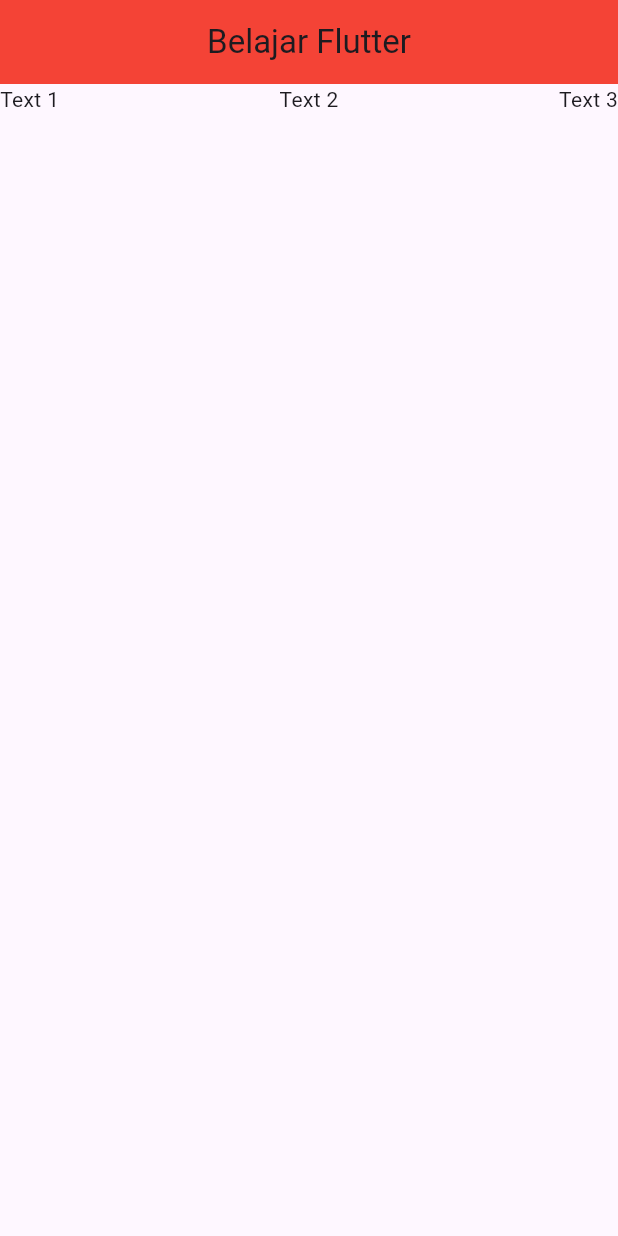
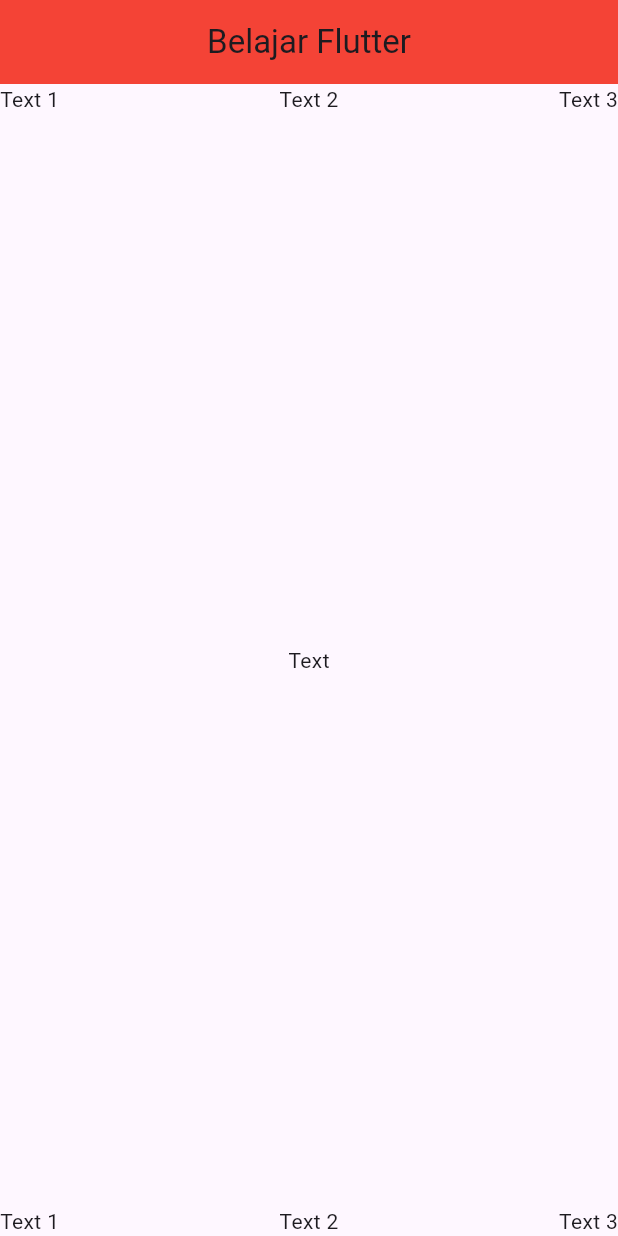
Before and after one commit to SitiNurAliifahM/myapp, a Flutter app: the screen it shows after launch, on a phone screen of 412 x 824 dp. Run offline on Flutter 3.47's test engine with Material 3 defaults, Android fonts, the phone set to English and light mode, and no system bars.

Commit message:
Row Column

```diff
--- a/lib/row_column/row_column_widget.dart
+++ b/lib/row_column/row_column_widget.dart
@@ -1,26 +1,29 @@
 import 'package:flutter/material.dart';
 
-// Suggested code may be subject to a license. Learn more: ~LicenseLog:604203841.
-// Suggested code may be subject to a license. Learn more: ~LicenseLog:2151198751.
 class BelajarRowColumn extends StatelessWidget {
-// Suggested code may be subject to a license. Learn more: ~LicenseLog:3667732809.
   @override
   Widget build(BuildContext context) {
-    return Container(
-      child: Row(
-        mainAxisAlignment: MainAxisAlignment.spaceBetween,
-        children: [
-          Container(
-            child: Text('Text 1'),
-          ),
-          Container(
-            child: Text('Text 2'),
-          ),
-          Container(
-            child: Text('Text 3'),
-          ),
-        ],
-      ),
+    return Column(
+      mainAxisAlignment: MainAxisAlignment.spaceBetween,
+      children: [
+        Row(
+          mainAxisAlignment: MainAxisAlignment.spaceBetween,
+          children: [
+            Text('Text 1'),
+            Text('Text 2'),
+            Text('Text 3'),
+          ],
+        ),
+        Text('Text'),
+        Row(
+          mainAxisAlignment: MainAxisAlignment.spaceBetween,
+          children: [
+            Text('Text 1'),
+            Text('Text 2'),
+            Text('Text 3'),
+           ],
+        ),
+      ],
     );
   }
 }
```
